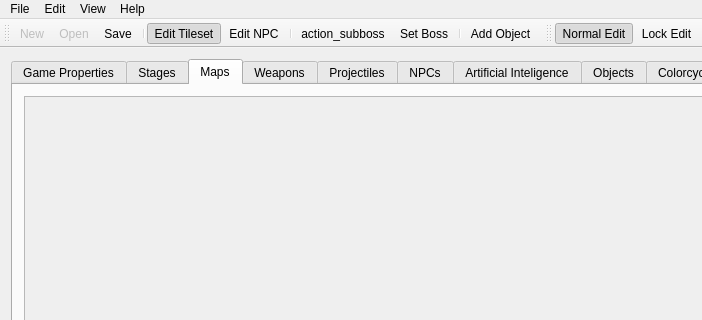
Old version of the form editor/mainwindow.ui in the repository protoman/rockbot; both pictures show x 0 to 702 and y 0 to 320 of the 870 by 443 pixel window.
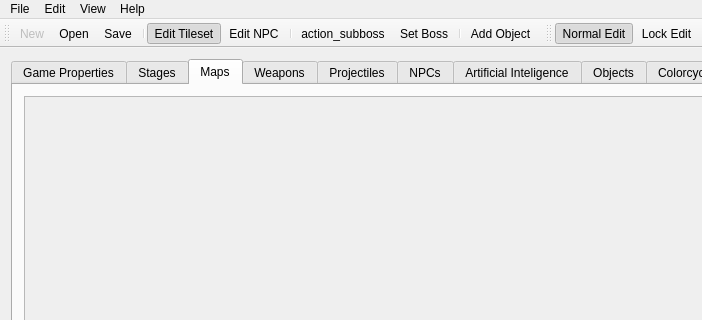
New version of the form. Icons and pictures are not drawn.

The edit to the form file:
```diff
--- a/editor/mainwindow.ui
+++ b/editor/mainwindow.ui
@@ -437,7 +437,7 @@
   </action>
   <action name="actionOpen">
    <property name="enabled">
-    <bool>false</bool>
+    <bool>true</bool>
    </property>
    <property name="icon">
     <iconset resource="resources/icons/icons.qrc">
```
